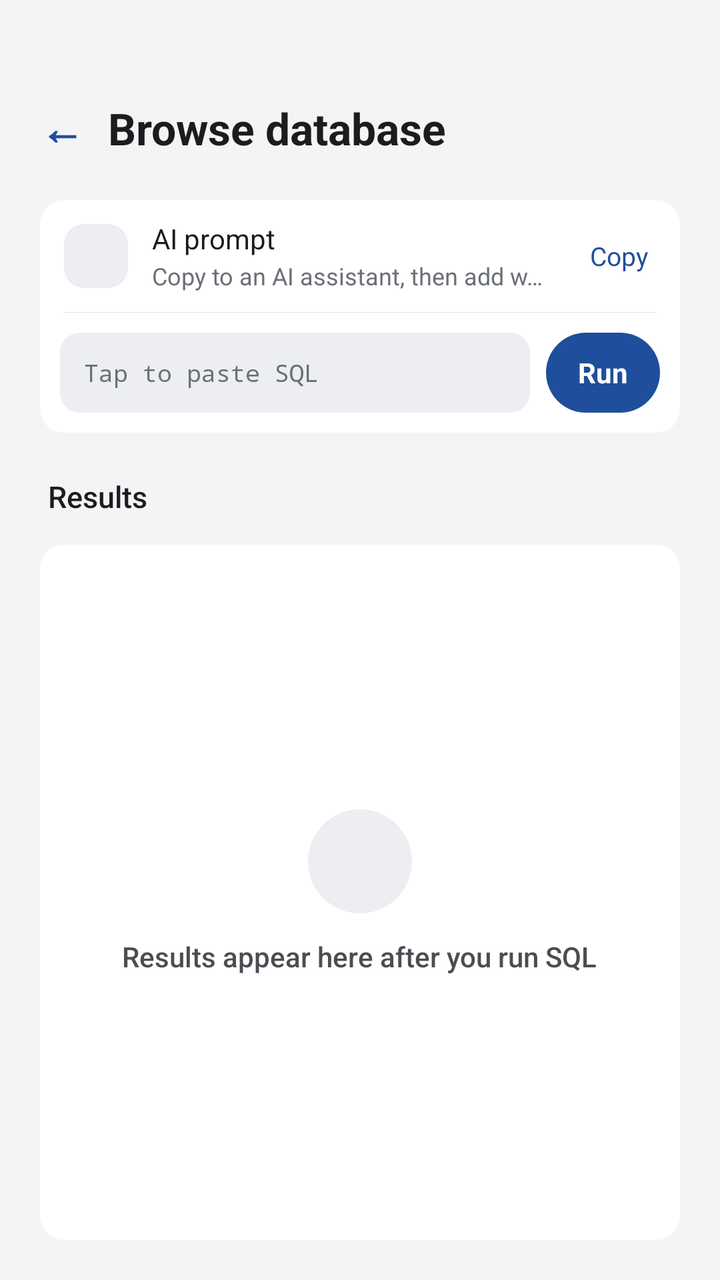
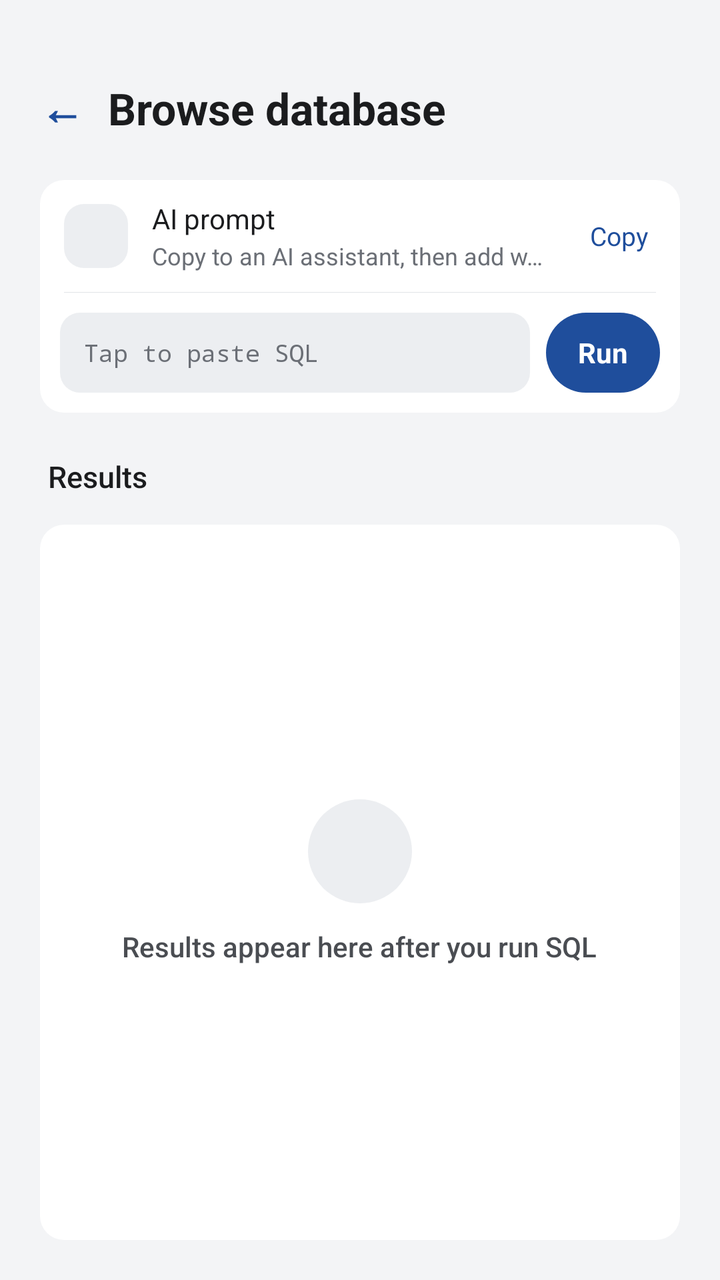

The first picture is an Android layout as it rendered before a commit; the second is the same layout after the commit. The layout source and the unified diff follow.
<!-- AndroidManifest.xml: application theme Theme.TransitU -->
<!-- res/layout/fragment_database_query.xml -->
<?xml version="1.0" encoding="utf-8"?>
<LinearLayout xmlns:android="http://schemas.android.com/apk/res/android"
    android:layout_width="match_parent"
    android:layout_height="match_parent"
    android:orientation="vertical"
    android:background="@color/paper">

    <View
        android:layout_width="match_parent"
        android:layout_height="@dimen/status_bar_spacer_height" />

    <LinearLayout
        android:layout_width="match_parent"
        android:layout_height="wrap_content"
        android:orientation="horizontal"
        android:gravity="center_vertical"
        android:paddingStart="11dp"
        android:paddingEnd="20dp"
        android:paddingTop="20dp"
        android:paddingBottom="16dp">

        <TextView
            android:id="@+id/btnBack"
            style="@style/BackButton"
            android:text="←"
            android:textColor="@color/accent"
            android:textSize="22sp"
            android:textStyle="bold" />

        <TextView
            android:id="@+id/tvDatabaseTitle"
            android:layout_width="0dp"
            android:layout_height="wrap_content"
            android:layout_weight="1"
            android:maxLines="1"
            android:ellipsize="end"
            android:text="@string/db_query_title"
            android:textColor="@color/ink"
            android:textSize="22sp"
            android:textStyle="bold" />
    </LinearLayout>

    
    <LinearLayout
        android:layout_width="match_parent"
        android:layout_height="0dp"
        android:layout_weight="1"
        android:orientation="vertical"
        android:paddingStart="20dp"
        android:paddingEnd="20dp"
        android:paddingBottom="20dp">

        
        <LinearLayout
            android:layout_width="match_parent"
            android:layout_height="wrap_content"
            android:orientation="vertical"
            android:background="@drawable/bg_card_plain"
            android:divider="@drawable/bg_db_card_divider"
            android:showDividers="middle">

            
            <LinearLayout
                android:layout_width="match_parent"
                android:layout_height="wrap_content"
                android:orientation="vertical">

                <LinearLayout
                    android:id="@+id/rowPrompt"
                    android:layout_width="match_parent"
                    android:layout_height="wrap_content"
                    android:minHeight="56dp"
                    android:orientation="horizontal"
                    android:gravity="center_vertical"
                    android:paddingStart="12dp"
                    android:paddingEnd="6dp"
                    android:paddingTop="8dp"
                    android:paddingBottom="8dp"
                    android:clickable="true"
                    android:focusable="true">

                    <TextView
                        android:id="@+id/iconPrompt"
                        android:layout_width="32dp"
                        android:layout_height="32dp"
                        android:layout_marginEnd="12dp"
                        android:background="@drawable/bg_settings_icon"
                        android:gravity="center"
                        android:importantForAccessibility="no"
                        android:textColor="@color/accent"
                        android:textSize="14sp" />

                    <LinearLayout
                        android:layout_width="0dp"
                        android:layout_height="wrap_content"
                        android:layout_weight="1"
                        android:orientation="vertical">

                        <TextView
                            android:id="@+id/tvPromptTitle"
                            android:layout_width="wrap_content"
                            android:layout_height="wrap_content"
                            android:text="@string/db_section_prompt"
                            android:textColor="@color/ink"
                            android:textSize="14sp" />

                        <TextView
                            android:layout_width="match_parent"
                            android:layout_height="wrap_content"
                            android:layout_marginTop="1dp"
                            android:maxLines="1"
                            android:ellipsize="end"
                            android:text="@string/db_query_instructions"
                            android:textColor="@color/ink_3"
                            android:textSize="12sp" />
                    </LinearLayout>

                    <TextView
                        android:id="@+id/btnCopyPrompt"
                        style="@style/DbQueryHeaderAction"
                        android:layout_marginStart="8dp"
                        android:text="@string/action_copy" />
                </LinearLayout>

                <ScrollView
                    android:id="@+id/promptPanel"
                    android:layout_width="match_parent"
                    android:layout_height="160dp"
                    android:layout_marginStart="12dp"
                    android:layout_marginEnd="12dp"
                    android:layout_marginBottom="12dp"
                    android:background="@drawable/bg_hex_panel"
                    android:fadeScrollbars="false"
                    android:visibility="gone">

                    <TextView
                        android:id="@+id/tvPrompt"
                        android:layout_width="match_parent"
                        android:layout_height="wrap_content"
                        android:padding="12dp"
                        android:fontFamily="monospace"
                        android:lineSpacingExtra="2dp"
                        android:textColor="@color/night_ink"
                        android:textSize="11sp"
                        android:textIsSelectable="true" />
                </ScrollView>
            </LinearLayout>

            
            <LinearLayout
                android:layout_width="match_parent"
                android:layout_height="wrap_content"
                android:orientation="horizontal"
                android:gravity="center_vertical"
                android:padding="10dp">

                <TextView
                    android:id="@+id/tvSqlPreview"
                    android:layout_width="0dp"
                    android:layout_height="wrap_content"
                    android:layout_weight="1"
                    android:minHeight="40dp"
                    android:gravity="center_vertical"
                    android:paddingStart="12dp"
                    android:paddingEnd="12dp"
                    android:paddingTop="6dp"
                    android:paddingBottom="6dp"
                    android:maxLines="2"
                    android:ellipsize="end"
                    android:text="@string/db_query_no_sql"
                    android:textColor="@color/ink_3"
                    android:textSize="12sp"
                    android:fontFamily="monospace"
                    android:background="@drawable/bg_db_sql_box"
                    android:clickable="true"
                    android:focusable="true" />

                <TextView
                    android:id="@+id/btnRunSql"
                    android:layout_width="wrap_content"
                    android:layout_height="40dp"
                    android:layout_marginStart="8dp"
                    android:gravity="center"
                    android:paddingStart="16dp"
                    android:paddingEnd="16dp"
                    android:text="@string/action_run"
                    android:textColor="#FFFFFF"
                    android:textSize="14sp"
                    android:textStyle="bold"
                    android:background="@drawable/bg_chip_selected"
                    android:clickable="true"
                    android:focusable="true" />
            </LinearLayout>
        </LinearLayout>

        
        <LinearLayout
            style="@style/DbQuerySectionHeader"
            android:layout_marginTop="16dp">

            <TextView
                style="@style/DbQuerySectionTitle"
                android:text="@string/db_section_results" />

            <TextView
                android:id="@+id/tvQueryStatus"
                android:layout_width="wrap_content"
                android:layout_height="wrap_content"
                android:layout_marginStart="12dp"
                android:maxWidth="240dp"
                android:maxLines="2"
                android:ellipsize="end"
                android:gravity="end"
                android:textColor="@color/ink_3"
                android:textSize="12sp" />
        </LinearLayout>

        <FrameLayout
            android:id="@+id/resultsCard"
            android:layout_width="match_parent"
            android:layout_height="0dp"
            android:layout_weight="1"
            android:minHeight="140dp"
            android:background="@drawable/bg_card_plain">

            <HorizontalScrollView
                android:layout_width="match_parent"
                android:layout_height="match_parent"
                android:fillViewport="true"
                android:scrollbars="horizontal">

                <ScrollView
                    android:layout_width="wrap_content"
                    android:layout_height="match_parent"
                    android:fillViewport="true"
                    android:scrollbars="vertical">

                    <TableLayout
                        android:id="@+id/resultsTable"
                        android:layout_width="wrap_content"
                        android:layout_height="wrap_content" />
                </ScrollView>
            </HorizontalScrollView>

            <LinearLayout
                android:id="@+id/resultsEmpty"
                android:layout_width="match_parent"
                android:layout_height="wrap_content"
                android:layout_gravity="center"
                android:gravity="center_horizontal"
                android:orientation="vertical"
                android:paddingStart="24dp"
                android:paddingEnd="24dp">

                <TextView
                    android:id="@+id/tvResultsEmptyIcon"
                    android:layout_width="52dp"
                    android:layout_height="52dp"
                    android:background="@drawable/bg_icon_circle"
                    android:gravity="center"
                    android:importantForAccessibility="no"
                    android:textColor="@color/ink_3"
                    android:textSize="18sp" />

                <TextView
                    android:id="@+id/tvResultsEmpty"
                    android:layout_width="wrap_content"
                    android:layout_height="wrap_content"
                    android:layout_marginTop="12dp"
                    android:gravity="center"
                    android:fontFamily="sans-serif-medium"
                    android:text="@string/db_query_results_placeholder"
                    android:textColor="@color/ink_2"
                    android:textSize="14sp" />

                <TextView
                    android:id="@+id/tvResultsEmptyDetail"
                    android:layout_width="wrap_content"
                    android:layout_height="wrap_content"
                    android:layout_marginTop="4dp"
                    android:gravity="center"
                    android:maxLines="4"
                    android:ellipsize="end"
                    android:textColor="@color/ink_3"
                    android:textSize="12sp"
                    android:textIsSelectable="true"
                    android:visibility="gone" />
            </LinearLayout>
        </FrameLayout>
    </LinearLayout>
</LinearLayout>
<!-- resources referenced by this layout -->
<resources>
  <color name="accent">#1F4E9C</color>
  <color name="ink">#1B1C1E</color>
  <color name="ink_2">#4A4D52</color>
  <color name="ink_3">#6B6F76</color>
  <color name="night_ink">#D4D7DC</color>
  <color name="paper">#F3F4F6</color>
  <dimen name="status_bar_spacer_height">0dp</dimen>
  <!-- drawable bg_card_plain (drawable) -->
  <?xml version="1.0" encoding="utf-8"?>
  <shape xmlns:android="http://schemas.android.com/apk/res/android">
      <solid android:color="@color/surface" />
      <corners android:radius="12dp" />
  </shape>
  <!-- drawable bg_chip_selected (drawable) -->
  <?xml version="1.0" encoding="utf-8"?>
  <shape xmlns:android="http://schemas.android.com/apk/res/android">
      <solid android:color="@color/accent" />
      <corners android:radius="999dp" />
  </shape>
  <!-- drawable bg_db_sql_box (drawable) -->
  <?xml version="1.0" encoding="utf-8"?>
  <ripple xmlns:android="http://schemas.android.com/apk/res/android"
      android:color="#1F1B1C1E">
      <item>
          <shape>
              <solid android:color="@color/fill" />
              <corners android:radius="10dp" />
          </shape>
      </item>
  </ripple>
  <!-- drawable bg_hex_panel (drawable) -->
  <?xml version="1.0" encoding="utf-8"?>
  <shape xmlns:android="http://schemas.android.com/apk/res/android">
      <solid android:color="@color/night" />
      <corners android:radius="4dp" />
      <stroke android:width="0.5dp" android:color="@color/night_2" />
  </shape>
  <!-- drawable bg_icon_circle (drawable) -->
  <?xml version="1.0" encoding="utf-8"?>
  <shape xmlns:android="http://schemas.android.com/apk/res/android"
      android:shape="oval">
      <solid android:color="@color/fill" />
      <size android:width="36dp" android:height="36dp" />
  </shape>
  <!-- drawable bg_settings_icon (drawable) -->
  <?xml version="1.0" encoding="utf-8"?>
  <shape xmlns:android="http://schemas.android.com/apk/res/android">
      <solid android:color="@color/fill" />
      <corners android:radius="10dp" />
  </shape>
  <string name="action_copy">Copy</string>
  <string name="action_run">Run</string>
  <string name="db_query_instructions">Copy to an AI assistant, then add what you need</string>
  <string name="db_query_no_sql">Tap to paste SQL</string>
  <string name="db_query_results_placeholder">Results appear here after you run SQL</string>
  <string name="db_query_title">Browse database</string>
  <string name="db_section_prompt">AI prompt</string>
  <string name="db_section_results">Results</string>
  <color name="surface">#FFFFFF</color>
  <color name="line">#E1E4E8</color>
  <color name="fill">#ECEEF1</color>
  <color name="night">#18191B</color>
  <color name="night_2">#2A2C30</color>
  <!-- drawable bg_back_button (drawable) -->
  <?xml version="1.0" encoding="utf-8"?>
  <shape xmlns:android="http://schemas.android.com/apk/res/android"
      android:shape="oval">
      <solid android:color="@android:color/transparent" />
  </shape>
  <!-- drawable tu_text_select_handle_middle (drawable) -->
  <?xml version="1.0" encoding="utf-8"?>
  <bitmap xmlns:android="http://schemas.android.com/apk/res/android"
      android:src="@drawable/abc_text_select_handle_middle_mtrl"
      android:tint="?attr/colorPrimary"
      android:tintMode="src_in" />
  <!-- drawable tu_text_select_handle_left (drawable) -->
  <?xml version="1.0" encoding="utf-8"?>
  <bitmap xmlns:android="http://schemas.android.com/apk/res/android"
      android:src="@drawable/abc_text_select_handle_left_mtrl"
      android:tint="?attr/colorPrimary"
      android:tintMode="src_in" />
  <!-- drawable tu_text_select_handle_right (drawable) -->
  <?xml version="1.0" encoding="utf-8"?>
  <bitmap xmlns:android="http://schemas.android.com/apk/res/android"
      android:src="@drawable/abc_text_select_handle_right_mtrl"
      android:tint="?attr/colorPrimary"
      android:tintMode="src_in" />
  <!-- unchanged entries left out for length: 7 -->
</resources>

<!-- the commit's change to res/layout/fragment_database_query.xml (unified diff, before → after) -->
@@ -16,7 +16,7 @@
         android:gravity="center_vertical"
         android:paddingStart="11dp"
         android:paddingEnd="20dp"
-        android:paddingTop="20dp"
+        android:paddingTop="@dimen/nav_header_padding_top"
         android:paddingBottom="16dp">
 
         <TextView
<!-- resource entries referenced after the edit -->
@@ -6,6 +6,7 @@
   <color name="ink_3">#6B6F76</color>
   <color name="night_ink">#D4D7DC</color>
   <color name="paper">#F3F4F6</color>
+  <dimen name="nav_header_padding_top">10dp</dimen>
   <dimen name="status_bar_spacer_height">0dp</dimen>
   <!-- drawable bg_card_plain (drawable) -->
   <?xml version="1.0" encoding="utf-8"?>
